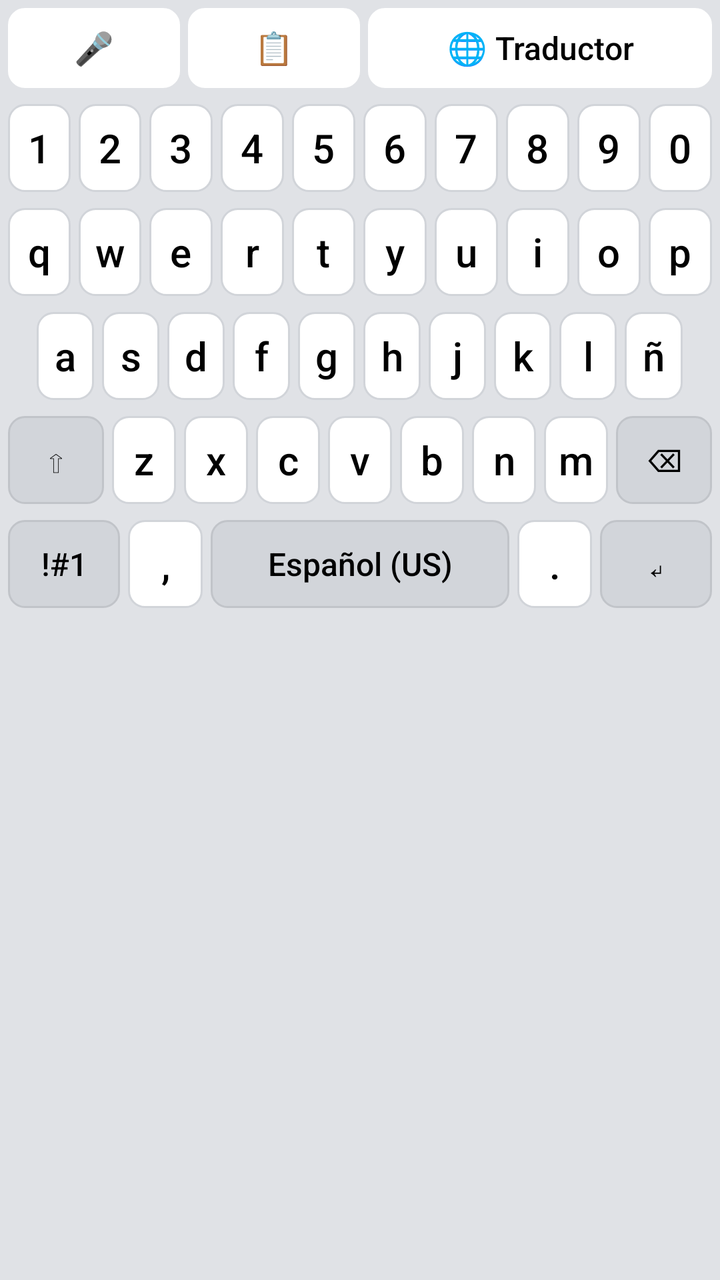
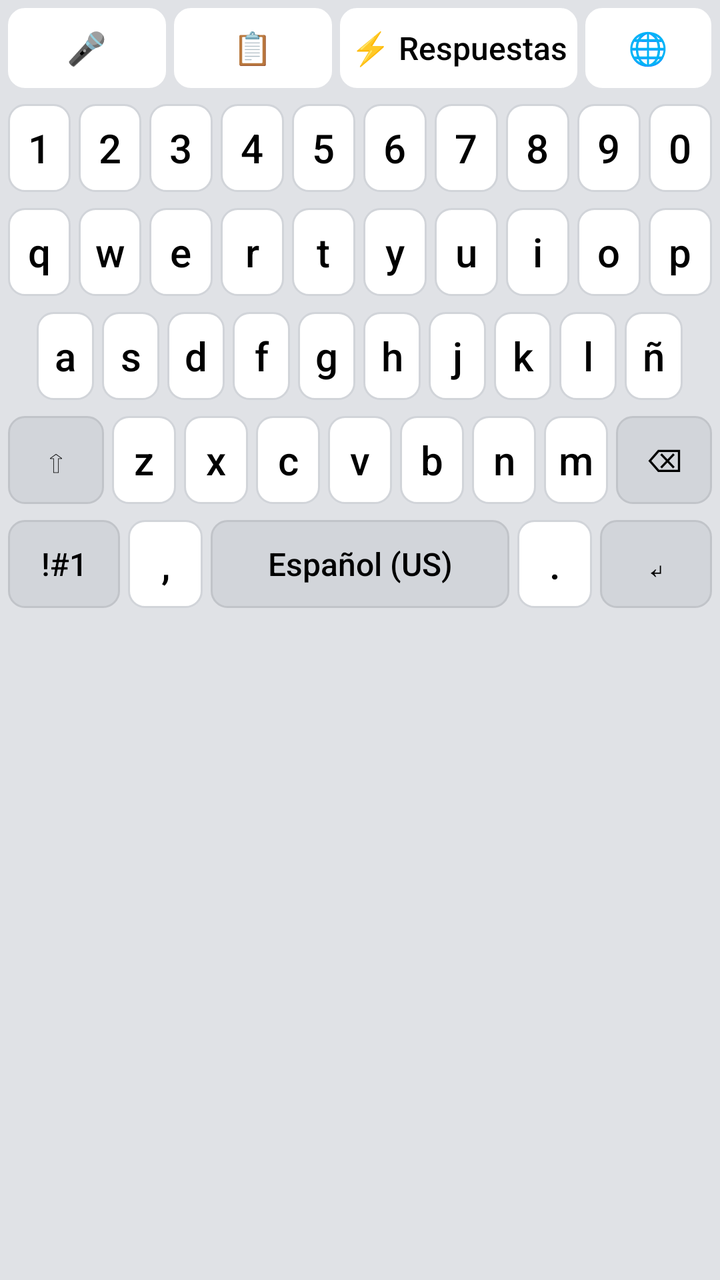

Compare the two renders of this Android layout. The source of the first and the diff that turns it into the second are given below.
<!-- AndroidManifest.xml: application theme Theme.AppCompat.Light.DarkActionBar -->
<!-- res/layout/keyboard_layout.xml -->
<?xml version="1.0" encoding="utf-8"?>
<LinearLayout xmlns:android="http://schemas.android.com/apk/res/android"
    android:layout_width="match_parent"
    android:layout_height="wrap_content"
    android:orientation="vertical"
    android:background="#E0E2E6" 
    android:paddingBottom="8dp">

    
    <FrameLayout android:layout_width="match_parent" android:layout_height="48dp">
        
        <LinearLayout android:id="@+id/layout_top_bar" android:layout_width="match_parent" android:layout_height="match_parent" android:orientation="horizontal" android:padding="2dp">
            <Button android:id="@+id/btnMic1" android:tag="MIC" android:text="🎤" style="@style/KeyStyleAction" android:backgroundTint="#FFFFFF" android:layout_weight="1"/>
            <Button android:tag="CLIPBOARD" android:text="📋" style="@style/KeyStyleAction" android:backgroundTint="#FFFFFF" android:layout_weight="1"/>
            <Button android:tag="OPEN_TRANSLATOR" android:text="🌐 Traductor" style="@style/KeyStyleAction" android:backgroundTint="#FFFFFF" android:layout_weight="2"/>
        </LinearLayout>

        
        <LinearLayout android:id="@+id/layout_translator_bar" android:layout_width="match_parent" android:layout_height="match_parent" android:orientation="horizontal" android:visibility="gone" android:padding="2dp" android:background="#E0E2E6">
            <Button android:id="@+id/btnLangToggle" android:tag="IGNORE" android:text="ES ➔ EN" style="@style/KeyStyleAction" android:layout_width="wrap_content" android:layout_height="match_parent" android:textSize="13sp" android:paddingStart="8dp" android:paddingEnd="8dp" />
            <Button android:id="@+id/btnTranslateSend" android:tag="IGNORE" android:text="✨ Traducir texto" style="@style/KeyStyleAction" android:layout_width="0dp" android:layout_height="match_parent" android:layout_weight="1" android:backgroundTint="#2196F3" android:textColor="#FFFFFF" android:textSize="13sp" />
            <Button android:tag="CLOSE_TRANSLATOR" android:text="❌" style="@style/KeyStyleAction" android:layout_width="wrap_content" android:layout_height="match_parent" android:paddingStart="12dp" android:paddingEnd="12dp" />
        </LinearLayout>
    </FrameLayout>

    
    <LinearLayout android:layout_width="match_parent" android:layout_height="52dp" android:orientation="horizontal" android:padding="2dp">
        <Button android:text="1" style="@style/KeyStyle" />
        <Button android:text="2" style="@style/KeyStyle" />
        <Button android:text="3" style="@style/KeyStyle" />
        <Button android:text="4" style="@style/KeyStyle" />
        <Button android:text="5" style="@style/KeyStyle" />
        <Button android:text="6" style="@style/KeyStyle" />
        <Button android:text="7" style="@style/KeyStyle" />
        <Button android:text="8" style="@style/KeyStyle" />
        <Button android:text="9" style="@style/KeyStyle" />
        <Button android:text="0" style="@style/KeyStyle" />
    </LinearLayout>

    <FrameLayout android:layout_width="match_parent" android:layout_height="wrap_content">
        
        <LinearLayout android:id="@+id/layout_letters" android:layout_width="match_parent" android:layout_height="wrap_content" android:orientation="vertical" android:visibility="visible">
            <LinearLayout android:layout_width="match_parent" android:layout_height="52dp" android:orientation="horizontal" android:padding="2dp">
                <Button android:text="q" style="@style/KeyStyle" />
                <Button android:text="w" style="@style/KeyStyle" />
                <Button android:text="e" style="@style/KeyStyle" />
                <Button android:text="r" style="@style/KeyStyle" />
                <Button android:text="t" style="@style/KeyStyle" />
                <Button android:text="y" style="@style/KeyStyle" />
                <Button android:text="u" style="@style/KeyStyle" />
                <Button android:text="i" style="@style/KeyStyle" />
                <Button android:text="o" style="@style/KeyStyle" />
                <Button android:text="p" style="@style/KeyStyle" />
            </LinearLayout>
            <LinearLayout android:layout_width="match_parent" android:layout_height="52dp" android:orientation="horizontal" android:padding="2dp">
                <View android:layout_width="0dp" android:layout_height="match_parent" android:layout_weight="0.5"/>
                <Button android:text="a" style="@style/KeyStyle" />
                <Button android:text="s" style="@style/KeyStyle" />
                <Button android:text="d" style="@style/KeyStyle" />
                <Button android:text="f" style="@style/KeyStyle" />
                <Button android:text="g" style="@style/KeyStyle" />
                <Button android:text="h" style="@style/KeyStyle" />
                <Button android:text="j" style="@style/KeyStyle" />
                <Button android:text="k" style="@style/KeyStyle" />
                <Button android:text="l" style="@style/KeyStyle" />
                <Button android:text="ñ" style="@style/KeyStyle" />
                <View android:layout_width="0dp" android:layout_height="match_parent" android:layout_weight="0.5"/>
            </LinearLayout>
            <LinearLayout android:layout_width="match_parent" android:layout_height="52dp" android:orientation="horizontal" android:padding="2dp">
                <Button android:tag="SHIFT" android:text="⇧" style="@style/KeyStyleAction" android:layout_weight="1.5" />
                <Button android:text="z" style="@style/KeyStyle" />
                <Button android:text="x" style="@style/KeyStyle" />
                <Button android:text="c" style="@style/KeyStyle" />
                <Button android:text="v" style="@style/KeyStyle" />
                <Button android:text="b" style="@style/KeyStyle" />
                <Button android:text="n" style="@style/KeyStyle" />
                <Button android:text="m" style="@style/KeyStyle" />
                <Button android:tag="DELETE" android:text="⌫" style="@style/KeyStyleAction" android:layout_weight="1.5" />
            </LinearLayout>
            <LinearLayout android:layout_width="match_parent" android:layout_height="52dp" android:orientation="horizontal" android:padding="2dp">
                <Button android:tag="MODE_SYM1" android:text="!#1" style="@style/KeyStyleAction" android:layout_weight="1.5" />
                <Button android:text="," style="@style/KeyStyle" android:layout_weight="1" />
                <Button android:tag="SPACE" android:text="Español (US)" style="@style/KeyStyleAction" android:layout_weight="4" />
                <Button android:text="." style="@style/KeyStyle" android:layout_weight="1" />
                <Button android:tag="ENTER" android:text="↵" style="@style/KeyStyleAction" android:layout_weight="1.5" />
            </LinearLayout>
        </LinearLayout>

        
        <LinearLayout android:id="@+id/layout_symbols_1" android:layout_width="match_parent" android:layout_height="wrap_content" android:orientation="vertical" android:visibility="gone">
            <LinearLayout android:layout_width="match_parent" android:layout_height="52dp" android:orientation="horizontal" android:padding="2dp">
                <Button android:text="+" style="@style/KeyStyle" />
                <Button android:text="×" style="@style/KeyStyle" />
                <Button android:text="÷" style="@style/KeyStyle" />
                <Button android:text="=" style="@style/KeyStyle" />
                <Button android:text="/" style="@style/KeyStyle" />
                <Button android:text="_" style="@style/KeyStyle" />
                <Button android:text="&lt;" style="@style/KeyStyle" />
                <Button android:text="&gt;" style="@style/KeyStyle" />
                <Button android:text="[" style="@style/KeyStyle" />
                <Button android:text="]" style="@style/KeyStyle" />
            </LinearLayout>
            <LinearLayout android:layout_width="match_parent" android:layout_height="52dp" android:orientation="horizontal" android:padding="2dp">
                <Button android:text="!" style="@style/KeyStyle" />
                <Button android:text="@" style="@style/KeyStyle" />
                <Button android:text="#" style="@style/KeyStyle" />
                <Button android:text="$" style="@style/KeyStyle" />
                <Button android:text="%" style="@style/KeyStyle" />
                <Button android:text="^" style="@style/KeyStyle" />
                <Button android:text="&amp;" style="@style/KeyStyle" />
                <Button android:text="*" style="@style/KeyStyle" />
                <Button android:text="(" style="@style/KeyStyle" />
                <Button android:text=")" style="@style/KeyStyle" />
            </LinearLayout>
            <LinearLayout android:layout_width="match_parent" android:layout_height="52dp" android:orientation="horizontal" android:padding="2dp">
                <Button android:tag="MODE_SYM2" android:text="1/2" style="@style/KeyStyleAction" android:layout_weight="1.5"/>
                <Button android:text="-" style="@style/KeyStyle" />
                <Button android:text="'" style="@style/KeyStyle" />
                <Button android:text="&quot;" style="@style/KeyStyle" />
                <Button android:text=":" style="@style/KeyStyle" />
                <Button android:text=";" style="@style/KeyStyle" />
                <Button android:text="?" style="@style/KeyStyle" />
                <Button android:tag="DELETE" android:text="⌫" style="@style/KeyStyleAction" android:layout_weight="1.5" />
            </LinearLayout>
            <LinearLayout android:layout_width="match_parent" android:layout_height="52dp" android:orientation="horizontal" android:padding="2dp">
                <Button android:tag="MODE_LETTERS" android:text="ABC" style="@style/KeyStyleAction" android:layout_weight="1.5" />
                <Button android:tag="MODE_NUMPAD" android:text="123" style="@style/KeyStyleAction" android:layout_weight="1" />
                <Button android:text="," style="@style/KeyStyle" android:layout_weight="1" />
                <Button android:tag="SPACE" android:text="Español (US)" style="@style/KeyStyleAction" android:layout_weight="3" />
                <Button android:text="." style="@style/KeyStyle" android:layout_weight="1" />
                <Button android:tag="ENTER" android:text="↵" style="@style/KeyStyleAction" android:layout_weight="1.5" />
            </LinearLayout>
        </LinearLayout>

        
        <LinearLayout android:id="@+id/layout_symbols_2" android:layout_width="match_parent" android:layout_height="wrap_content" android:orientation="vertical" android:visibility="gone">
            <LinearLayout android:layout_width="match_parent" android:layout_height="52dp" android:orientation="horizontal" android:padding="2dp">
                <Button android:text="`" style="@style/KeyStyle" />
                <Button android:text="~" style="@style/KeyStyle" />
                <Button android:text="\\" style="@style/KeyStyle" />
                <Button android:text="|" style="@style/KeyStyle" />
                <Button android:text="{" style="@style/KeyStyle" />
                <Button android:text="}" style="@style/KeyStyle" />
                <Button android:text="€" style="@style/KeyStyle" />
                <Button android:text="£" style="@style/KeyStyle" />
                <Button android:text="¥" style="@style/KeyStyle" />
                <Button android:text="₩" style="@style/KeyStyle" />
            </LinearLayout>
            <LinearLayout android:layout_width="match_parent" android:layout_height="52dp" android:orientation="horizontal" android:padding="2dp">
                <Button android:text="°" style="@style/KeyStyle" />
                <Button android:text="•" style="@style/KeyStyle" />
                <Button android:text="○" style="@style/KeyStyle" />
                <Button android:text="●" style="@style/KeyStyle" />
                <Button android:text="□" style="@style/KeyStyle" />
                <Button android:text="■" style="@style/KeyStyle" />
                <Button android:text="♤" style="@style/KeyStyle" />
                <Button android:text="♡" style="@style/KeyStyle" />
                <Button android:text="◇" style="@style/KeyStyle" />
                <Button android:text="♧" style="@style/KeyStyle" />
            </LinearLayout>
            <LinearLayout android:layout_width="match_parent" android:layout_height="52dp" android:orientation="horizontal" android:padding="2dp">
                <Button android:tag="MODE_SYM1" android:text="2/2" style="@style/KeyStyleAction" android:layout_weight="1.5"/>
                <Button android:text="☆" style="@style/KeyStyle" />
                <Button android:text="▪" style="@style/KeyStyle" />
                <Button android:text="¤" style="@style/KeyStyle" />
                <Button android:text="《" style="@style/KeyStyle" />
                <Button android:text="》" style="@style/KeyStyle" />
                <Button android:text="¡" style="@style/KeyStyle" />
                <Button android:text="¿" style="@style/KeyStyle" />
                <Button android:tag="DELETE" android:text="⌫" style="@style/KeyStyleAction" android:layout_weight="1.5" />
            </LinearLayout>
            <LinearLayout android:layout_width="match_parent" android:layout_height="52dp" android:orientation="horizontal" android:padding="2dp">
                <Button android:tag="MODE_LETTERS" android:text="ABC" style="@style/KeyStyleAction" android:layout_weight="1.5" />
                <Button android:tag="MODE_NUMPAD" android:text="123" style="@style/KeyStyleAction" android:layout_weight="1" />
                <Button android:text="," style="@style/KeyStyle" android:layout_weight="1" />
                <Button android:tag="SPACE" android:text="Español (US)" style="@style/KeyStyleAction" android:layout_weight="3" />
                <Button android:text="." style="@style/KeyStyle" android:layout_weight="1" />
                <Button android:tag="ENTER" android:text="↵" style="@style/KeyStyleAction" android:layout_weight="1.5" />
            </LinearLayout>
        </LinearLayout>

        
        <LinearLayout android:id="@+id/layout_numpad" android:layout_width="match_parent" android:layout_height="wrap_content" android:orientation="vertical" android:visibility="gone">
            <LinearLayout android:layout_width="match_parent" android:layout_height="55dp" android:orientation="horizontal" android:padding="2dp">
                <Button android:text="1" style="@style/KeyStyle" />
                <Button android:text="2" style="@style/KeyStyle" />
                <Button android:text="3" style="@style/KeyStyle" />
                <Button android:tag="DELETE" android:text="⌫" style="@style/KeyStyleAction" />
            </LinearLayout>
            <LinearLayout android:layout_width="match_parent" android:layout_height="55dp" android:orientation="horizontal" android:padding="2dp">
                <Button android:text="4" style="@style/KeyStyle" />
                <Button android:text="5" style="@style/KeyStyle" />
                <Button android:text="6" style="@style/KeyStyle" />
                <Button android:tag="ENTER" android:text="↵" style="@style/KeyStyleAction" />
            </LinearLayout>
            <LinearLayout android:layout_width="match_parent" android:layout_height="55dp" android:orientation="horizontal" android:padding="2dp">
                <Button android:text="7" style="@style/KeyStyle" />
                <Button android:text="8" style="@style/KeyStyle" />
                <Button android:text="9" style="@style/KeyStyle" />
                <Button android:text="-" style="@style/KeyStyleAction" />
            </LinearLayout>
            <LinearLayout android:layout_width="match_parent" android:layout_height="55dp" android:orientation="horizontal" android:padding="2dp">
                <Button android:tag="MODE_LETTERS" android:text="ABC" style="@style/KeyStyleAction" />
                <Button android:text="0" style="@style/KeyStyle" />
                <Button android:text="." style="@style/KeyStyleAction" />
                <Button android:tag="SPACE" android:text="Espacio" style="@style/KeyStyleAction" />
            </LinearLayout>
        </LinearLayout>

        
        <LinearLayout android:id="@+id/layout_clipboard" android:layout_width="match_parent" android:layout_height="250dp" android:orientation="vertical" android:visibility="gone" android:background="#121212">
            <LinearLayout android:layout_width="match_parent" android:layout_height="40dp" android:orientation="horizontal" android:padding="4dp" android:background="#1E1E1E">
                <TextView android:layout_width="0dp" android:layout_height="match_parent" android:layout_weight="1" android:text="Portapapeles" android:textStyle="bold" android:gravity="center_vertical" android:paddingStart="12dp" android:textColor="#FFFFFF"/>
                <Button android:tag="CLEAR_CLIPBOARD" android:text="🗑️ Limpiar" style="@style/KeyStyleAction" android:layout_width="wrap_content" android:layout_height="match_parent" android:layout_marginEnd="4dp" android:padding="4dp" />
                <Button android:tag="MODE_LETTERS" android:text="❌ Cerrar" style="@style/KeyStyleAction" android:layout_width="wrap_content" android:layout_height="match_parent" android:padding="4dp" />
            </LinearLayout>
            <FrameLayout android:layout_width="match_parent" android:layout_height="match_parent">
                <androidx.recyclerview.widget.RecyclerView android:id="@+id/keyboard_recycler_view" android:layout_width="match_parent" android:layout_height="match_parent" android:padding="4dp"/>
                <Button android:id="@+id/btnClipboardEnter" android:tag="ENTER" android:layout_width="50dp" android:layout_height="50dp" android:layout_gravity="bottom|end" android:layout_margin="16dp" android:background="@drawable/bg_fab" android:text="↵" android:textColor="#FFFFFF" android:textSize="24sp" android:elevation="6dp" />
            </FrameLayout>
        </LinearLayout>
    </FrameLayout>
</LinearLayout>
<!-- resources referenced by this layout -->
<resources>
  <!-- drawable bg_fab (drawable) -->
  <?xml version="1.0" encoding="utf-8"?>
  <shape xmlns:android="http://schemas.android.com/apk/res/android" android:shape="oval">
      <solid android:color="#2196F3" /> 
  </shape>
  <style name="KeyStyle" parent="Widget.AppCompat.Button">
          <item name="android:layout_width">0dp</item>
          <item name="android:layout_height">match_parent</item>
          <item name="android:layout_weight">1</item>
          
          <item name="android:layout_margin">2dp</item>
          <item name="android:background">@drawable/bg_key</item>
          <item name="android:textColor">#000000</item>
          <item name="android:textSize">20sp</item>
          <item name="android:textAllCaps">false</item>
          <item name="android:stateListAnimator">@null</item>
          
          <item name="android:minWidth">0dp</item>
          <item name="android:minHeight">0dp</item>
          <item name="android:padding">0dp</item>
          <item name="android:insetTop">0dp</item>
          <item name="android:insetBottom">0dp</item>
      </style>
  <style name="KeyStyleAction" parent="KeyStyle">
          <item name="android:background">@drawable/bg_key_action</item>
          <item name="android:textSize">16sp</item>
      </style>
  <!-- drawable bg_key (drawable) -->
  <?xml version="1.0" encoding="utf-8"?>
  <shape xmlns:android="http://schemas.android.com/apk/res/android">
      <solid android:color="#FFFFFF" />
      <corners android:radius="8dp" />
      <stroke android:width="1dp" android:color="#D1D4D9" />
  </shape>
  <!-- drawable bg_key_action (drawable) -->
  <?xml version="1.0" encoding="utf-8"?>
  <shape xmlns:android="http://schemas.android.com/apk/res/android">
      <solid android:color="#D2D5DA" />
      <corners android:radius="8dp" />
      <stroke android:width="1dp" android:color="#C1C4C9" />
  </shape>
</resources>

<!-- the commit's change to res/layout/keyboard_layout.xml (unified diff, before → after) -->
@@ -12,7 +12,15 @@
         <LinearLayout android:id="@+id/layout_top_bar" android:layout_width="match_parent" android:layout_height="match_parent" android:orientation="horizontal" android:padding="2dp">
             <Button android:id="@+id/btnMic1" android:tag="MIC" android:text="🎤" style="@style/KeyStyleAction" android:backgroundTint="#FFFFFF" android:layout_weight="1"/>
             <Button android:tag="CLIPBOARD" android:text="📋" style="@style/KeyStyleAction" android:backgroundTint="#FFFFFF" android:layout_weight="1"/>
-            <Button android:tag="OPEN_TRANSLATOR" android:text="🌐 Traductor" style="@style/KeyStyleAction" android:backgroundTint="#FFFFFF" android:layout_weight="2"/>
+            <Button android:tag="OPEN_QR_MODE" android:text="⚡ Respuestas" style="@style/KeyStyleAction" android:backgroundTint="#FFFFFF" android:layout_weight="1.5"/>
+            <Button android:tag="OPEN_TRANSLATOR" android:text="🌐" style="@style/KeyStyleAction" android:backgroundTint="#FFFFFF" android:layout_weight="0.8"/>
+        </LinearLayout>
+
+        
+        <LinearLayout android:id="@+id/layout_qr_search_bar" android:layout_width="match_parent" android:layout_height="match_parent" android:orientation="horizontal" android:visibility="gone" android:padding="2dp" android:background="#E0E2E6">
+            <TextView android:id="@+id/tvQrSearch" android:layout_width="0dp" android:layout_height="match_parent" android:layout_weight="1" android:text="🔍 Buscar: " android:gravity="center_vertical" android:textColor="#000000" android:textStyle="bold" android:paddingStart="12dp"/>
+            <Button android:tag="CLEAR_QR_SEARCH" android:text="⌫" style="@style/KeyStyleAction" android:layout_width="wrap_content" android:layout_height="match_parent" android:padding="8dp"/>
+            <Button android:tag="CLOSE_QR_MODE" android:text="❌" style="@style/KeyStyleAction" android:layout_width="wrap_content" android:layout_height="match_parent" android:padding="8dp"/>
         </LinearLayout>
 
         
@@ -22,6 +30,15 @@
             <Button android:tag="CLOSE_TRANSLATOR" android:text="❌" style="@style/KeyStyleAction" android:layout_width="wrap_content" android:layout_height="match_parent" android:paddingStart="12dp" android:paddingEnd="12dp" />
         </LinearLayout>
     </FrameLayout>
+
+    
+    <androidx.recyclerview.widget.RecyclerView
+        android:id="@+id/rv_quick_replies_keyboard"
+        android:layout_width="match_parent"
+        android:layout_height="180dp"
+        android:visibility="gone"
+        android:background="#121212"
+        android:padding="4dp" />
 
     
     <LinearLayout android:layout_width="match_parent" android:layout_height="52dp" android:orientation="horizontal" android:padding="2dp">
@@ -88,6 +105,7 @@
 
         
         <LinearLayout android:id="@+id/layout_symbols_1" android:layout_width="match_parent" android:layout_height="wrap_content" android:orientation="vertical" android:visibility="gone">
+            
             <LinearLayout android:layout_width="match_parent" android:layout_height="52dp" android:orientation="horizontal" android:padding="2dp">
                 <Button android:text="+" style="@style/KeyStyle" />
                 <Button android:text="×" style="@style/KeyStyle" />
@@ -219,5 +237,6 @@
                 <Button android:id="@+id/btnClipboardEnter" android:tag="ENTER" android:layout_width="50dp" android:layout_height="50dp" android:layout_gravity="bottom|end" android:layout_margin="16dp" android:background="@drawable/bg_fab" android:text="↵" android:textColor="#FFFFFF" android:textSize="24sp" android:elevation="6dp" />
             </FrameLayout>
         </LinearLayout>
+
     </FrameLayout>
 </LinearLayout>
